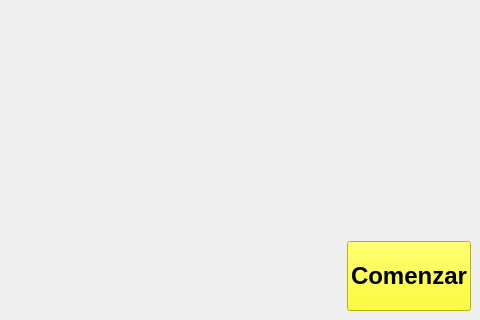
Before: the Qt Designer form GameScreen/intropantalla.ui in 0tomi/POO-TP, drawn with Qt 5; both pictures show x 320 to 800 and y 280 to 600 of the 800 by 600 pixel window.
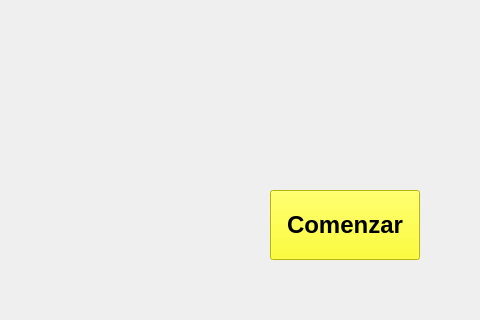
After: the same form once the commit is applied. Icons and pictures are not drawn.

```diff
--- a/GameScreen/intropantalla.ui
+++ b/GameScreen/intropantalla.ui
@@ -48,6 +48,12 @@
 border-image: url(:/Resources/FondoLocuraWorking.png);}</string>
      </property>
      <layout class="QHBoxLayout" name="horizontalLayout_2">
+      <property name="rightMargin">
+       <number>60</number>
+      </property>
+      <property name="bottomMargin">
+       <number>60</number>
+      </property>
       <item alignment="Qt::AlignRight|Qt::AlignBottom">
        <widget class="QPushButton" name="TerminarIntro">
         <property name="sizePolicy">
@@ -58,7 +64,7 @@
         </property>
         <property name="minimumSize">
          <size>
-          <width>100</width>
+          <width>150</width>
           <height>70</height>
          </size>
         </property>
```
